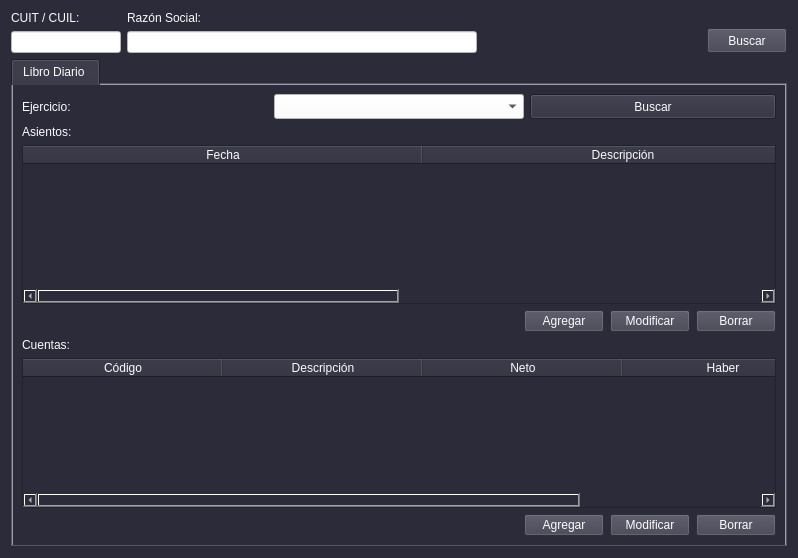
Before: the Qt Designer form form_libro_diario.ui in lriccombene/sgc1, drawn with Qt 5.
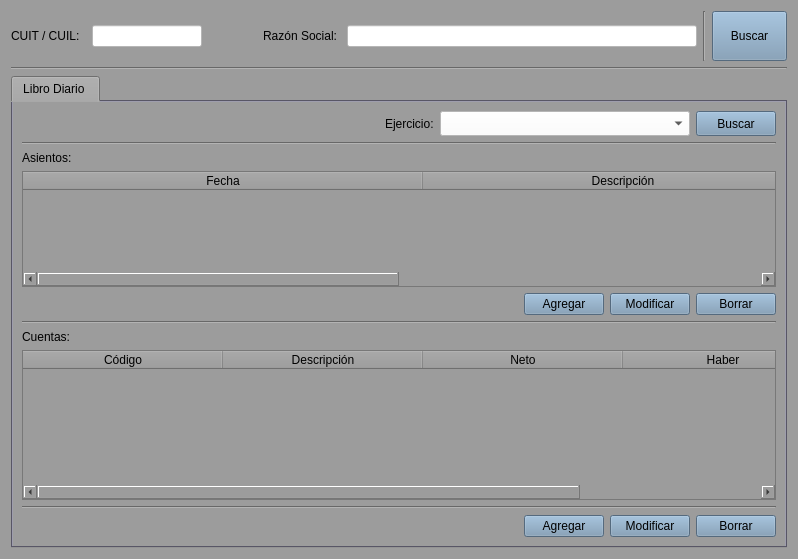
After: the same form once the commit is applied.

```diff
--- a/form_libro_diario.ui
+++ b/form_libro_diario.ui
@@ -7,26 +7,50 @@
     <x>0</x>
     <y>0</y>
     <width>798</width>
-    <height>558</height>
+    <height>559</height>
    </rect>
   </property>
+  <property name="minimumSize">
+   <size>
+    <width>798</width>
+    <height>559</height>
+   </size>
+  </property>
+  <property name="maximumSize">
+   <size>
+    <width>798</width>
+    <height>559</height>
+   </size>
+  </property>
   <property name="windowTitle">
    <string>Libro Diario</string>
   </property>
   <property name="styleSheet">
-   <string notr="true">color: rgb(3, 3, 3);
-background-color: rgb(44, 43, 58);
-font: 10pt &quot;Liberation Sans&quot;;
-color: rgb(252, 252, 252);
-selection-background-color: rgb(155, 155, 185);</string>
+   <string notr="true">font: 10pt &quot;Liberation Sans&quot;;
+color: rgb(0, 0, 0);
+background-color: rgb(156, 156, 156);
+selection-background-color: rgb(164, 190, 221);
+selection-color: rgb(0, 0, 0);</string>
   </property>
   <layout class="QGridLayout" name="gridLayout">
    <item row="0" column="0">
-    <layout class="QHBoxLayout" name="horizontalLayout_15">
+    <layout class="QHBoxLayout" name="horizontalLayout_17">
      <item>
-      <layout class="QVBoxLayout" name="verticalLayout_4">
-       <item>
+      <layout class="QHBoxLayout" name="horizontalLayout_15">
+       <item alignment="Qt::AlignLeft">
         <widget class="QLabel" name="label_15">
+         <property name="minimumSize">
+          <size>
+           <width>75</width>
+           <height>0</height>
+          </size>
+         </property>
+         <property name="maximumSize">
+          <size>
+           <width>75</width>
+           <height>16777215</height>
+          </size>
+         </property>
          <property name="text">
           <string>CUIT / CUIL: </string>
          </property>
@@ -55,10 +79,23 @@
          </property>
         </widget>
        </item>
+       <item>
+        <spacer name="horizontalSpacer_4">
+         <property name="orientation">
+          <enum>Qt::Horizontal</enum>
+         </property>
+         <property name="sizeHint" stdset="0">
+          <size>
+           <width>40</width>
+           <height>20</height>
+          </size>
+         </property>
+        </spacer>
+       </item>
       </layout>
      </item>
      <item>
-      <layout class="QVBoxLayout" name="verticalLayout_5">
+      <layout class="QHBoxLayout" name="horizontalLayout_16">
        <item>
         <widget class="QLabel" name="label_16">
          <property name="text">
@@ -89,34 +126,28 @@
       </layout>
      </item>
      <item>
-      <spacer name="horizontalSpacer_12">
+      <widget class="Line" name="line">
        <property name="orientation">
-        <enum>Qt::Horizontal</enum>
+        <enum>Qt::Vertical</enum>
        </property>
-       <property name="sizeHint" stdset="0">
-        <size>
-         <width>40</width>
-         <height>20</height>
-        </size>
-       </property>
-      </spacer>
+      </widget>
      </item>
-     <item alignment="Qt::AlignBottom">
+     <item>
       <widget class="QPushButton" name="btn_buscar">
        <property name="minimumSize">
         <size>
-         <width>0</width>
-         <height>25</height>
+         <width>75</width>
+         <height>50</height>
         </size>
        </property>
        <property name="maximumSize">
         <size>
-         <width>16777215</width>
-         <height>25</height>
+         <width>75</width>
+         <height>50</height>
         </size>
        </property>
        <property name="styleSheet">
-        <string notr="true">background-color: rgb(64, 63, 78);</string>
+        <string notr="true">background-color: rgb(119, 149, 177);</string>
        </property>
        <property name="text">
         <string>Buscar</string>
@@ -125,7 +156,7 @@
      </item>
     </layout>
    </item>
-   <item row="1" column="0">
+   <item row="2" column="0">
     <widget class="QTabWidget" name="tabWidget">
      <property name="styleSheet">
       <string notr="true">QTabWidget{
@@ -150,6 +181,19 @@
       <layout class="QGridLayout" name="gridLayout_2">
        <item row="0" column="0">
         <layout class="QHBoxLayout" name="horizontalLayout">
+         <item>
+          <spacer name="horizontalSpacer_3">
+           <property name="orientation">
+            <enum>Qt::Horizontal</enum>
+           </property>
+           <property name="sizeHint" stdset="0">
+            <size>
+             <width>40</width>
+             <height>20</height>
+            </size>
+           </property>
+          </spacer>
+         </item>
          <item>
           <widget class="QLabel" name="label">
            <property name="text">
@@ -191,6 +235,9 @@
              <height>25</height>
             </size>
            </property>
+           <property name="styleSheet">
+            <string notr="true">background-color: rgb(119, 149, 177);</string>
+           </property>
            <property name="text">
             <string>Buscar</string>
            </property>
@@ -200,6 +247,13 @@
        </item>
        <item row="1" column="0">
         <layout class="QVBoxLayout" name="verticalLayout_2">
+         <item>
+          <widget class="Line" name="line_5">
+           <property name="orientation">
+            <enum>Qt::Horizontal</enum>
+           </property>
+          </widget>
+         </item>
          <item>
           <widget class="QLabel" name="label_3">
            <property name="text">
@@ -219,11 +273,25 @@
             <property name="text">
              <string>Fecha</string>
             </property>
+            <property name="background">
+             <color>
+              <red>156</red>
+              <green>183</green>
+              <blue>206</blue>
+             </color>
+            </property>
            </column>
            <column>
             <property name="text">
              <string>Descripción</string>
             </property>
+            <property name="background">
+             <color>
+              <red>156</red>
+              <green>183</green>
+              <blue>206</blue>
+             </color>
+            </property>
            </column>
           </widget>
          </item>
@@ -245,7 +313,7 @@
            <item alignment="Qt::AlignRight">
             <widget class="QPushButton" name="btn_nuevo">
              <property name="styleSheet">
-              <string notr="true">background-color: rgb(64, 63, 78);</string>
+              <string notr="true">background-color: rgb(119, 149, 177);</string>
              </property>
              <property name="text">
               <string>Agregar</string>
@@ -255,7 +323,7 @@
            <item alignment="Qt::AlignRight">
             <widget class="QPushButton" name="btn_modificar">
              <property name="styleSheet">
-              <string notr="true">background-color: rgb(64, 63, 78);</string>
+              <string notr="true">background-color: rgb(119, 149, 177);</string>
              </property>
              <property name="text">
               <string>Modificar</string>
@@ -265,7 +333,7 @@
            <item alignment="Qt::AlignRight">
             <widget class="QPushButton" name="btn_eliminar">
              <property name="styleSheet">
-              <string notr="true">background-color: rgb(64, 63, 78);</string>
+              <string notr="true">background-color: rgb(119, 149, 177);</string>
              </property>
              <property name="text">
               <string>Borrar</string>
@@ -278,6 +346,13 @@
        </item>
        <item row="2" column="0">
         <layout class="QVBoxLayout" name="verticalLayout">
+         <item>
+          <widget class="Line" name="line_4">
+           <property name="orientation">
+            <enum>Qt::Horizontal</enum>
+           </property>
+          </widget>
+         </item>
          <item>
           <widget class="QLabel" name="label_4">
            <property name="text">
@@ -309,24 +384,59 @@
             <property name="text">
              <string>Código</string>
             </property>
+            <property name="background">
+             <color>
+              <red>156</red>
+              <green>183</green>
+              <blue>206</blue>
+             </color>
+            </property>
            </column>
            <column>
             <property name="text">
              <string>Descripción</string>
             </property>
+            <property name="background">
+             <color>
+              <red>156</red>
+              <green>183</green>
+              <blue>206</blue>
+             </color>
+            </property>
            </column>
            <column>
             <property name="text">
              <string>Neto</string>
             </property>
+            <property name="background">
+             <color>
+              <red>156</red>
+              <green>183</green>
+              <blue>206</blue>
+             </color>
+            </property>
            </column>
            <column>
             <property name="text">
              <string>Haber</string>
             </property>
+            <property name="background">
+             <color>
+              <red>156</red>
+              <green>183</green>
+              <blue>206</blue>
+             </color>
+            </property>
            </column>
           </widget>
          </item>
+         <item>
+          <widget class="Line" name="line_2">
+           <property name="orientation">
+            <enum>Qt::Horizontal</enum>
+           </property>
+          </widget>
+         </item>
          <item>
           <layout class="QHBoxLayout" name="horizontalLayout_2">
            <item>
@@ -345,7 +455,7 @@
            <item alignment="Qt::AlignRight">
             <widget class="QPushButton" name="btn_nueva_cta">
              <property name="styleSheet">
-              <string notr="true">background-color: rgb(64, 63, 78);</string>
+              <string notr="true">background-color: rgb(119, 149, 177);</string>
              </property>
              <property name="text">
               <string>Agregar</string>
@@ -355,7 +465,7 @@
            <item alignment="Qt::AlignRight">
             <widget class="QPushButton" name="btn_modificar_cta">
              <property name="styleSheet">
-              <string notr="true">background-color: rgb(64, 63, 78);</string>
+              <string notr="true">background-color: rgb(119, 149, 177);</string>
              </property>
              <property name="text">
               <string>Modificar</string>
@@ -365,7 +475,7 @@
            <item alignment="Qt::AlignRight">
             <widget class="QPushButton" name="btn_eliminar_cta">
              <property name="styleSheet">
-              <string notr="true">background-color: rgb(64, 63, 78);</string>
+              <string notr="true">background-color: rgb(119, 149, 177);</string>
              </property>
              <property name="text">
               <string>Borrar</string>
@@ -380,6 +490,13 @@
      </widget>
     </widget>
    </item>
+   <item row="1" column="0">
+    <widget class="Line" name="line_3">
+     <property name="orientation">
+      <enum>Qt::Horizontal</enum>
+     </property>
+    </widget>
+   </item>
   </layout>
  </widget>
  <tabstops>
```
